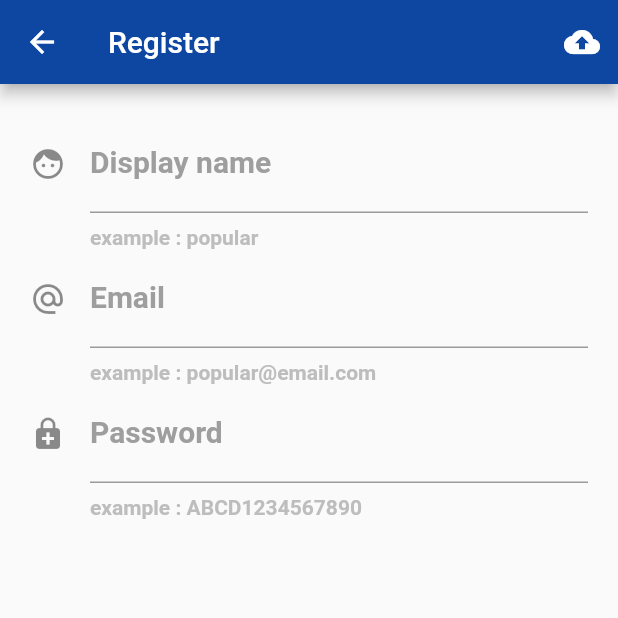
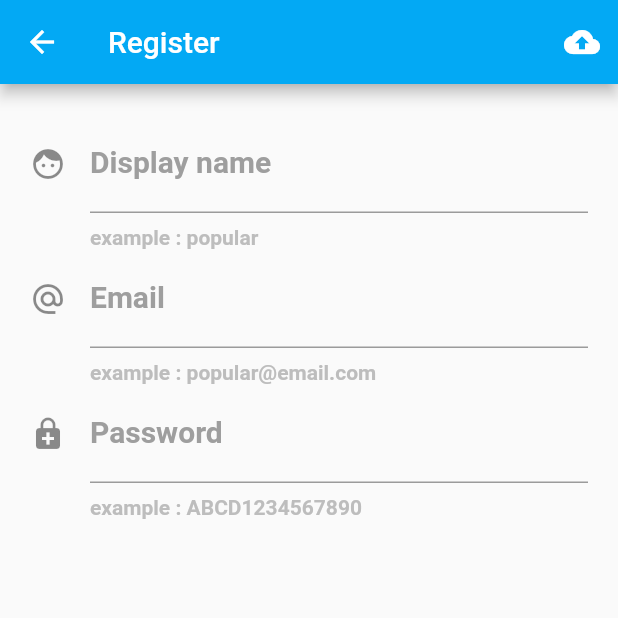
Before and after one commit to B35T/MyApp, a Flutter app: the screen it shows after launch, after a tap on "Sign Up", on a phone screen of 412 x 824 dp, the top half of it. Run offline on Flutter 3.47's test engine with Material 2 defaults, Android fonts, the phone set to English and light mode, and no system bars.

Commit message:
add comment in a code

```diff
--- a/lib/screen/home.dart
+++ b/lib/screen/home.dart
@@ -8,16 +8,19 @@ class Home extends StatefulWidget {
 
 class _HomeState extends State<Home> {
   // method
+  // Show Logos
   Widget showLogo() {
     return Container(
         width: 120, height: 120, child: Image.asset("images/logo.png"));
   }
 
+  // Application name
   Widget showAppName(String name) {
     return Text(
       name,
+
       style: TextStyle(
-        fontSize: 20,
+        fontSize: 24,
         color: Colors.blue.shade500,
         fontWeight: FontWeight.bold,
 //        fontStyle: FontStyle.normal,
@@ -26,6 +29,7 @@ class _HomeState extends State<Home> {
     );
   }
 
+  // button for sign-in
   Widget signInButton() {
     return RaisedButton(
       child: Text(
@@ -37,6 +41,7 @@ class _HomeState extends State<Home> {
     );
   }
 
+  // button for sign-up
   Widget signUpButton() {
     return RaisedButton(
       child: Text(
@@ -52,6 +57,7 @@ class _HomeState extends State<Home> {
     );
   }
 
+  // present or add subview in ios for show button ui
   Widget showButton() {
     return Row(mainAxisSize: MainAxisSize.min, children: <Widget>[
       signInButton(),
@@ -62,20 +68,21 @@ class _HomeState extends State<Home> {
     ]);
   }
 
+  // drawing ui on device screen
   @override
   Widget build(BuildContext context) {
     return Scaffold(
         body: SafeArea(
             child: Container(
-      decoration: BoxDecoration(
-          gradient: RadialGradient(
-              colors: [Colors.white, Colors.yellow.shade800], radius: 1)),
+//      decoration: BoxDecoration(
+//          gradient: RadialGradient(
+//              colors: [Colors.white, Colors.yellow.shade800], radius: 1)),
       child: Center(
           child: Column(
         mainAxisSize: MainAxisSize.min,
         children: <Widget>[
           showLogo(),
-          showAppName("amazon"),
+          showAppName("Amazing"),
           SizedBox(
             height: 10,
           ),
--- a/lib/screen/register.dart
+++ b/lib/screen/register.dart
@@ -9,7 +9,6 @@ class _RegisterState extends State<Register> {
   // explicit
   final nameKey = GlobalKey<FormState>();
   // Method
-
   Widget registerButton() {
     return IconButton(
         icon: Icon(Icons.cloud_upload),
@@ -56,7 +55,7 @@ class _RegisterState extends State<Register> {
   Widget emailText() {
     String Function(String) valid = (String  text) {
       if (text.isEmpty) {
-        return "please enter display real email";
+        return "please enter true email";
       }
     };
 
@@ -84,7 +83,7 @@ class _RegisterState extends State<Register> {
           "Register",
           style: TextStyle(color: Colors.white),
         ),
-        backgroundColor: Colors.blue.shade900,
+        backgroundColor: Colors.lightBlue,
         actions: <Widget>[registerButton()],
       ),
       body: Form(key: nameKey,child: ListView(
```
